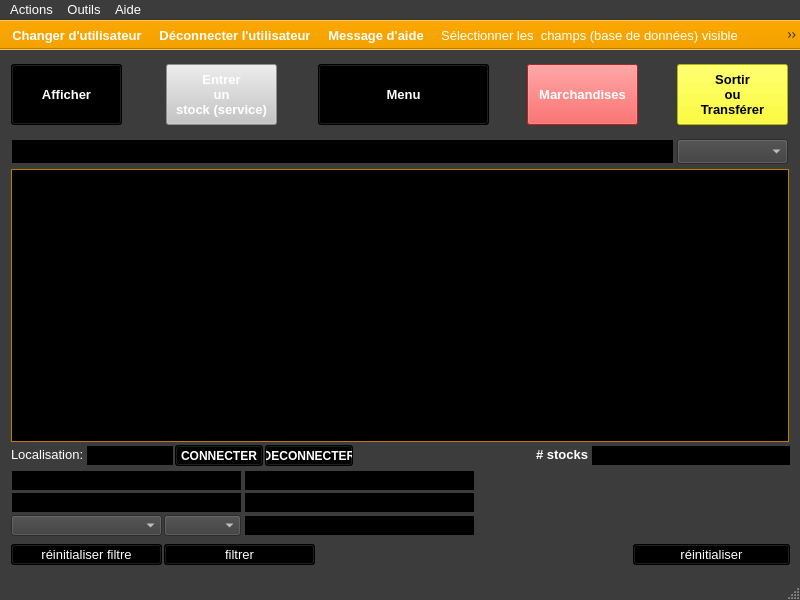
This is ui/yeroth-erp-stocks-window.ui in xnoumbissinoundou/yeroth-erp-3.0 as Qt 5 draws it before an edit. The edited form follows.
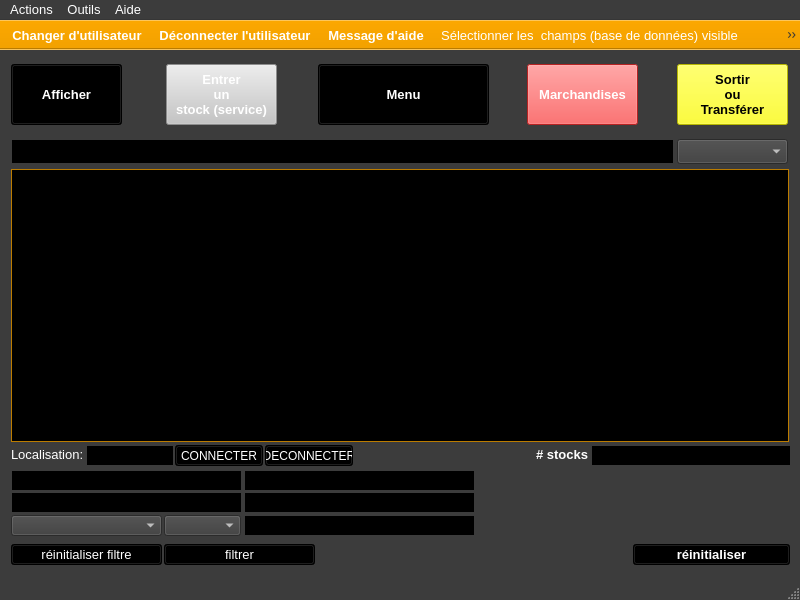
This is the edited form. Icons and pictures are not drawn. Custom widgets are drawn as their Qt base class.

```diff
--- a/ui/yeroth-erp-stocks-window.ui
+++ b/ui/yeroth-erp-stocks-window.ui
@@ -3859,8 +3859,8 @@
     </property>
     <property name="font">
      <font>
-      <weight>50</weight>
-      <bold>false</bold>
+      <weight>75</weight>
+      <bold>true</bold>
      </font>
     </property>
     <property name="text">
@@ -4680,8 +4680,8 @@
     <property name="font">
      <font>
       <pointsize>9</pointsize>
-      <weight>75</weight>
-      <bold>true</bold>
+      <weight>50</weight>
+      <bold>false</bold>
      </font>
     </property>
     <property name="autoFillBackground">
@@ -5130,8 +5130,8 @@
     <property name="font">
      <font>
       <pointsize>9</pointsize>
-      <weight>75</weight>
-      <bold>true</bold>
+      <weight>50</weight>
+      <bold>false</bold>
      </font>
     </property>
     <property name="autoFillBackground">
```
Left out of the diff: 26 changed lines with no effect on the pictures.
